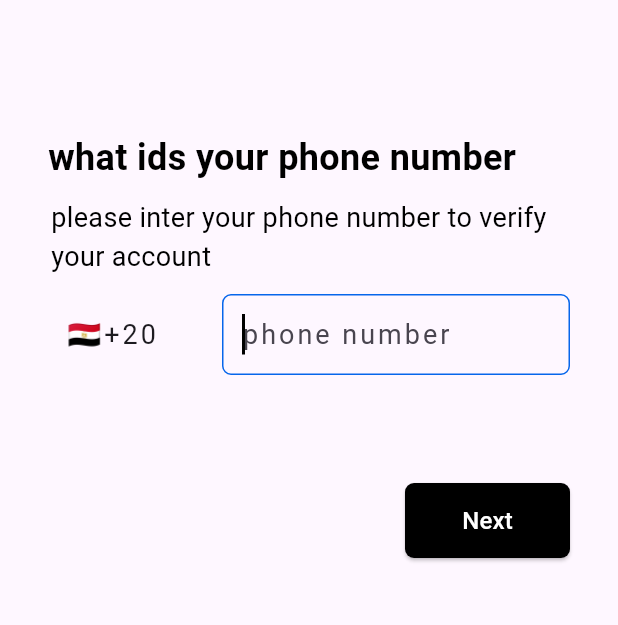
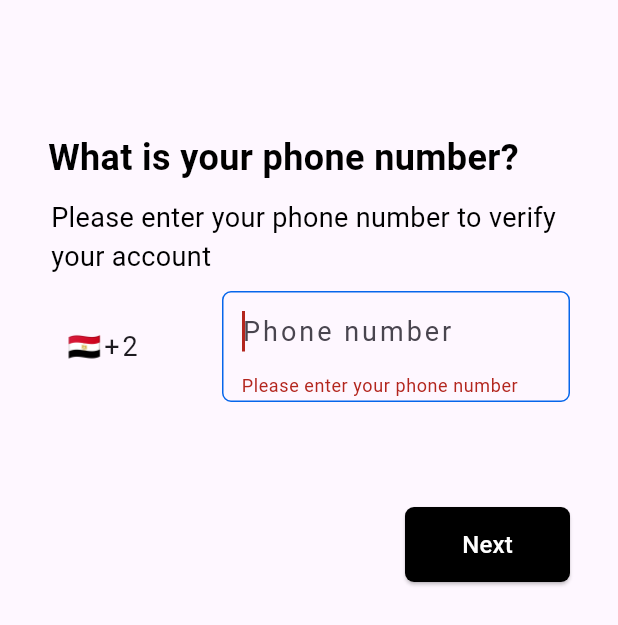
Before and after one commit to ahmedemad755/map-firebase, a Flutter app: the screen it shows after launch, after a tap on "Next", on a phone screen of 412 x 824 dp. Shown: the top 625 px of the screen. Run offline on Flutter 3.47's test engine with Material 3 defaults, Android fonts, the phone set to English and light mode, and no system bars; our stand-ins replace bloc, firebase_auth, firebase_core, flutter_bloc, pin_code_fields; accounts and stored records are empty.

Commit message:
finished otp fetured

```diff
--- a/lib/approuter.dart
+++ b/lib/approuter.dart
@@ -1,15 +1,42 @@
 import 'package:flutter/material.dart';
+import 'package:mapping/logic/Auth/phone_auth_cubit.dart';
 import 'package:mapping/presentation/views/loginscrean_view.dart';
+import 'package:mapping/presentation/views/map_screan.dart';
+import 'package:mapping/presentation/views/otp_screen.dart';
+import 'package:flutter_bloc/flutter_bloc.dart';
 
 class Routes {
   static const String loginscrean = '/';
+  static const String otpscreen = 'otp-screen';
+  static const String map = 'map';
 }
 
 class Approuter {
+  PhoneAuthCubit? phoneAuthCubit;
+
+  Approuter() {
+    phoneAuthCubit = PhoneAuthCubit();
+  }
+
   Route? ongenerateRoute(RouteSettings settings) {
     switch (settings.name) {
       case Routes.loginscrean:
-        return MaterialPageRoute(builder: (_) => LoginscreanView());
+        return MaterialPageRoute(
+          builder: (_) => BlocProvider<PhoneAuthCubit>.value(
+            value: phoneAuthCubit!,
+            child: LoginscreanView(),
+          ),
+        );
+      case Routes.otpscreen:
+        final fullPhoneNumber = settings.arguments as String;
+        return MaterialPageRoute(
+          builder: (_) => BlocProvider<PhoneAuthCubit>.value(
+            value: phoneAuthCubit!,
+            child: OtpScreen(phoneNumber: fullPhoneNumber),
+          ),
+        );
+      case Routes.map:
+        return MaterialPageRoute(builder: (_) => MapScrean());
     }
     return null;
   }
--- /dev/null
+++ b/lib/logic/Auth/phone_auth_state.dart
@@ -0,0 +1,30 @@
+part of 'phone_auth_cubit.dart';
+
+@immutable
+sealed class PhoneAuthState {}
+
+final class PhoneAuthInitial extends PhoneAuthState {}
+
+final class PhoneAuthLoading extends PhoneAuthState {}
+
+final class PhoneAuthSuccess extends PhoneAuthState {}
+
+final class PhoneAuthCodeSent extends PhoneAuthState {
+  final String verificationId;
+  PhoneAuthCodeSent(this.verificationId);
+}
+
+final class PhoneAuthCodeVerified extends PhoneAuthState {
+  final String verificationId;
+  PhoneAuthCodeVerified(this.verificationId);
+}
+
+final class PhoneAuthCodeFailed extends PhoneAuthState {
+  final String verificationId;
+  PhoneAuthCodeFailed(this.verificationId);
+}
+
+final class PhoneAuthFailure extends PhoneAuthState {
+  final String message;
+  PhoneAuthFailure(this.message);
+}
--- a/lib/main.dart
+++ b/lib/main.dart
@@ -2,9 +2,9 @@ import 'package:firebase_core/firebase_core.dart';
 import 'package:flutter/material.dart';
 import 'approuter.dart';
 
-void main() {
+void main() async {
   WidgetsFlutterBinding.ensureInitialized();
-  Firebase.initializeApp();
+  await Firebase.initializeApp();
   runApp(MainApp(appRouter: Approuter()));
 }
 
--- a/lib/presentation/views/loginscrean_view.dart
+++ b/lib/presentation/views/loginscrean_view.dart
@@ -1,39 +1,45 @@
 import 'package:flutter/material.dart';
+import 'package:flutter_bloc/flutter_bloc.dart';
+import 'package:mapping/approuter.dart';
 import 'package:mapping/const/my_colors.dart';
+import 'package:mapping/logic/Auth/phone_auth_cubit.dart';
 
-// ignore: must_be_immutable
-class LoginscreanView extends StatelessWidget {
-  LoginscreanView({super.key});
+class LoginscreanView extends StatefulWidget {
+  const LoginscreanView({super.key});
 
-  final GlobalKey<FormState> _phoneFormKey = GlobalKey();
+  @override
+  State<LoginscreanView> createState() => _LoginscreanViewState();
+}
 
-  late String phoneNumber;
+class _LoginscreanViewState extends State<LoginscreanView> {
+  final GlobalKey<FormState> _phoneFormKey = GlobalKey<FormState>();
+  String? phoneNumber;
 
-  Widget _builedintroText() {
+  Widget _buildIntroText(String title, String subtitle) {
     return Column(
       crossAxisAlignment: CrossAxisAlignment.start,
       children: [
         Text(
-          'what ids your phone number',
-          style: TextStyle(
+          title,
+          style: const TextStyle(
             color: Colors.black,
             fontSize: 24,
             fontWeight: FontWeight.bold,
           ),
         ),
-        SizedBox(height: 10),
+        const SizedBox(height: 10),
         Container(
           margin: const EdgeInsets.symmetric(horizontal: 2),
           child: Text(
-            "please inter your phone number to verify your account",
-            style: TextStyle(color: Colors.black, fontSize: 18),
+            subtitle,
+            style: const TextStyle(color: Colors.black, fontSize: 18),
           ),
         ),
       ],
     );
   }
 
-  Widget _builedphonenumber() {
+  Widget _buildPhoneNumberField() {
     return Row(
       children: [
         Expanded(
@@ -41,41 +47,40 @@ class LoginscreanView extends StatelessWidget {
           child: Container(
             margin: const EdgeInsets.symmetric(horizontal: 12, vertical: 16),
             child: Text(
-              generateCountryFlag() + '+20',
-              style: TextStyle(fontSize: 18, letterSpacing: 2.0),
+              generateCountryFlag() + '+2',
+              style: const TextStyle(fontSize: 18, letterSpacing: 2.0),
             ),
           ),
         ),
-        SizedBox(height: 16),
+        const SizedBox(height: 16),
         Expanded(
           flex: 2,
           child: Container(
-            width: double.infinity,
-            padding: EdgeInsets.symmetric(horizontal: 12, vertical: 2),
+            padding: const EdgeInsets.symmetric(horizontal: 12, vertical: 2),
             decoration: BoxDecoration(
               border: Border.all(color: MyColors.blue),
-              borderRadius: BorderRadius.all(Radius.circular(6)),
+              borderRadius: const BorderRadius.all(Radius.circular(6)),
             ),
             child: TextFormField(
               autofocus: true,
-              style: TextStyle(fontSize: 18, letterSpacing: 2.0),
+              style: const TextStyle(fontSize: 18, letterSpacing: 2.0),
               keyboardType: TextInputType.phone,
               cursorColor: Colors.black,
-              decoration: InputDecoration(
+              decoration: const InputDecoration(
                 border: InputBorder.none,
-                hintText: 'phone number',
+                hintText: 'Phone number',
               ),
               validator: (value) {
-                if (value!.isEmpty) {
+                if (value == null || value.isEmpty) {
                   return 'Please enter your phone number';
                 }
                 if (value.length < 11) {
-                  return 'Please enter your phone number its must be 11 digits';
+                  return 'Phone number must be 11 digits';
                 }
                 return null;
               },
               onSaved: (value) {
-                phoneNumber = value!;
+                phoneNumber = value;
               },
             ),
           ),
@@ -85,23 +90,32 @@ class LoginscreanView extends StatelessWidget {
   }
 
   String generateCountryFlag() {
-    String countryCode = 'eg';
-
-    String flag = countryCode.toUpperCase().replaceAllMapped(
+    const String countryCode = 'eg';
+    return countryCode.toUpperCase().replaceAllMapped(
       RegExp(r'[A-Z]'),
       (match) => String.fromCharCode(match.group(0)!.codeUnitAt(0) + 127397),
     );
+  }
 
-    return flag;
+  Future<void> _register(BuildContext context) async {
+    if (_phoneFormKey.currentState!.validate()) {
+      _phoneFormKey.currentState!.save();
+      final fullPhoneNumber = "+2$phoneNumber";
+      BlocProvider.of<PhoneAuthCubit>(
+        context,
+      ).submitPhoneNumber(fullPhoneNumber);
+    }
   }
 
   Widget _buildNextButton(BuildContext context) {
     return Align(
       alignment: Alignment.centerRight,
       child: ElevatedButton(
-        onPressed: () {},
+        onPressed: () {
+          _register(context);
+        },
         style: ElevatedButton.styleFrom(
-          minimumSize: Size(110, 50),
+          minimumSize: const Size(110, 50),
           backgroundColor: Colors.black,
           shape: RoundedRectangleBorder(borderRadius: BorderRadius.circular(6)),
         ),
@@ -113,6 +127,53 @@ class LoginscreanView extends StatelessWidget {
     );
   }
 
+  Widget _buildPhoneNumberSubmit() {
+    return BlocListener<PhoneAuthCubit, PhoneAuthState>(
+      listenWhen: (previous, current) => previous != current,
+      listener: (context, state) {
+        if (state is PhoneAuthLoading) {
+          showProgressIndicator(context);
+        }
+        if (state is PhoneAuthCodeSent) {
+          Navigator.pop(context);
+          Navigator.pushNamed(
+            context,
+            Routes.otpscreen,
+            arguments: "+20$phoneNumber",
+          );
+        }
+        if (state is PhoneAuthFailure) {
+          Navigator.pop(context);
+          ScaffoldMessenger.of(
+            context,
+          ).showSnackBar(SnackBar(content: Text(state.message)));
+        }
+      },
+      child: Container(),
+    );
+  }
+
+  void showProgressIndicator(BuildContext context) {
+    AlertDialog alertDialog = const AlertDialog(
+      backgroundColor: Colors.transparent,
+      elevation: 0,
+      content: Center(
+        child: CircularProgressIndicator(
+          valueColor: AlwaysStoppedAnimation<Color>(Colors.black),
+        ),
+      ),
+    );
+
+    showDialog(
+      barrierColor: Colors.white.withOpacity(0),
+      barrierDismissible: false,
+      context: context,
+      builder: (context) {
+        return alertDialog;
+      },
+    );
+  }
+
   @override
   Widget build(BuildContext context) {
     return Scaffold(
@@ -120,14 +181,18 @@ class LoginscreanView extends StatelessWidget {
         child: Form(
           key: _phoneFormKey,
           child: Container(
-            margin: EdgeInsets.symmetric(horizontal: 32, vertical: 88),
+            margin: const EdgeInsets.symmetric(horizontal: 32, vertical: 88),
             child: Column(
               children: [
-                _builedintroText(),
-                SizedBox(height: 10),
-                _builedphonenumber(),
-                SizedBox(height: 70),
+                _buildIntroText(
+                  'What is your phone number?',
+                  'Please enter your phone number to verify your account',
+                ),
+                const SizedBox(height: 10),
+                _buildPhoneNumberField(),
+                const SizedBox(height: 70),
                 _buildNextButton(context),
+                _buildPhoneNumberSubmit(),
               ],
             ),
           ),
--- a/pubspec.yaml
+++ b/pubspec.yaml
@@ -13,6 +13,7 @@ dependencies:
   flutter:
     sdk: flutter
   flutter_bloc: ^9.1.1
+  pin_code_fields: ^8.0.1
 
 dev_dependencies:
   flutter_lints: ^5.0.0
```
Also changed, not shown: lib/logic/Auth/phone_auth_cubit.dart (added, +72 -0 lines), lib/presentation/views/map_screan.dart (added, +10 -0 lines), lib/presentation/views/otp_screen.dart (added, +182 -0 lines), pubspec.lock.
